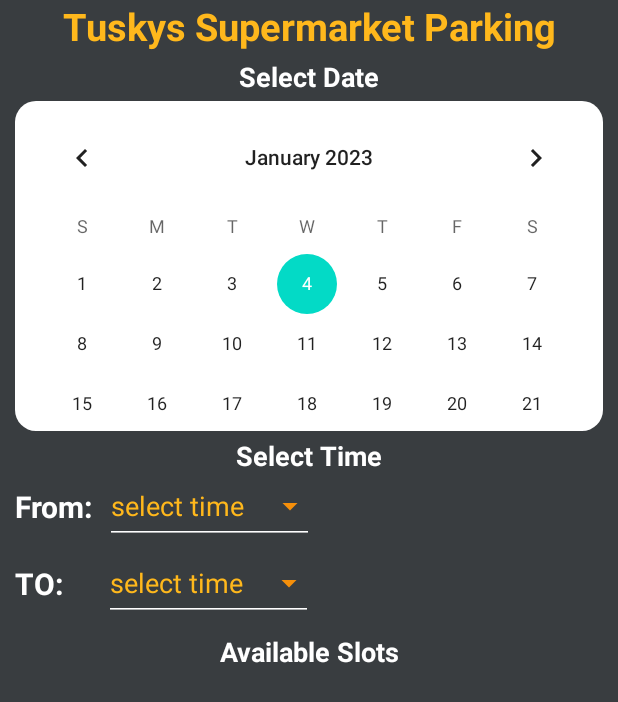
After one commit to johnkaizer/MParking, an Android app: the BookingActivity screen opened directly, with no data from a screen before it, on a phone screen of 412 x 824 dp. The commit adds this screen. Shown: the top 702 px of the screen. Run offline under Robolectric (Android 15) with nearby library versions, the phone set to English and light mode, and no system bars; Roboto replaces fonts that are not available here; 1 statement that could not run was skipped.

Commit message:
booking ui

```diff
--- a/app/src/main/AndroidManifest.xml
+++ b/app/src/main/AndroidManifest.xml
@@ -18,6 +18,11 @@
         android:theme="@style/Theme.DigiParking"
         tools:replace="android:icon,android:theme"
         tools:targetApi="31">
+        <activity
+            android:name=".BookingActivity"
+            android:exported="false"
+            android:theme="@style/Theme.DigiParking.NoActionBar"/>
+
         <meta-data
             android:name="com.google.android.geo.API_KEY"
             android:value="@string/googleApi" />
--- a/app/src/main/java/com/project/digiparking/Activities/CarParkDetailActivity.java
+++ b/app/src/main/java/com/project/digiparking/Activities/CarParkDetailActivity.java
@@ -6,21 +6,40 @@ import androidx.appcompat.widget.AppCompatButton;
 import android.content.Intent;
 import android.os.Bundle;
 import android.view.View;
+import android.widget.ImageView;
+import android.widget.TextView;
 
+import com.project.digiparking.Authentication.SignInActivity;
+import com.project.digiparking.BookingActivity;
+import com.project.digiparking.MainActivity;
 import com.project.digiparking.R;
 
 public class CarParkDetailActivity extends AppCompatActivity {
     AppCompatButton booking;
+    ImageView image;
+    TextView amount;
+    TextView name;
 
     @Override
     protected void onCreate(Bundle savedInstanceState) {
         super.onCreate(savedInstanceState);
         setContentView(R.layout.activity_car_park_detail);
+
         booking= findViewById(R.id.book);
+        image = findViewById(R.id.image_park);
+        amount = findViewById(R.id.amount);
+        name  = findViewById(R.id.parking_name);
+
+        //get values from recyclerview
+        name.setText(getIntent().getExtras().getString("title"));
+        amount.setText(getIntent().getExtras().getString("amount"));
+        Integer ImageUrl = getIntent().getIntExtra("image",0);
+        image.setImageResource(ImageUrl);
+
         booking.setOnClickListener(new View.OnClickListener() {
             @Override
             public void onClick(View v) {
-//                startActivity(new Intent(CarParkDetailActivity.this, MapsActivity.class));
+                startActivity(new Intent(CarParkDetailActivity.this, BookingActivity.class));
 
             }
         });
--- a/app/src/main/java/com/project/digiparking/Adapters/LocationAdapter.java
+++ b/app/src/main/java/com/project/digiparking/Adapters/LocationAdapter.java
@@ -1,5 +1,6 @@
 package com.project.digiparking.Adapters;
 
+import android.annotation.SuppressLint;
 import android.content.Context;
 import android.content.Intent;
 import android.view.LayoutInflater;
@@ -36,7 +37,7 @@ public class LocationAdapter extends RecyclerView.Adapter<LocationAdapter.ViewHo
     }
 
     @Override
-    public void onBindViewHolder(@NonNull LocationAdapter.ViewHolder holder, int position) {
+    public void onBindViewHolder(@NonNull LocationAdapter.ViewHolder holder, @SuppressLint("RecyclerView") int position) {
         holder.image.setImageResource(list.get(position).getImage());
         holder.amount.setText(list.get(position).getAmount());
         holder.name.setText(list.get(position).getName());
@@ -45,8 +46,9 @@ public class LocationAdapter extends RecyclerView.Adapter<LocationAdapter.ViewHo
             @Override
             public void onClick(View v) {
                 Intent intent = new Intent(context, CarParkDetailActivity.class);
-//                intent.putExtra("title",list.get(position).getDisease());
-//                intent.putExtra("amount",list.get(position).getAmount());
+                intent.putExtra("title",list.get(position).getName());
+                intent.putExtra("amount",list.get(position).getAmount());
+                intent.putExtra("image",list.get(position).getImage());
                 context.startActivity(intent);
 
             }
--- /dev/null
+++ b/app/src/main/java/com/project/digiparking/BookingActivity.java
@@ -0,0 +1,14 @@
+package com.project.digiparking;
+
+import androidx.appcompat.app.AppCompatActivity;
+
+import android.os.Bundle;
+
+public class BookingActivity extends AppCompatActivity {
+
+    @Override
+    protected void onCreate(Bundle savedInstanceState) {
+        super.onCreate(savedInstanceState);
+        setContentView(R.layout.activity_booking);
+    }
+}
--- a/app/src/main/java/com/project/digiparking/ui/home/HomeFragment.java
+++ b/app/src/main/java/com/project/digiparking/ui/home/HomeFragment.java
@@ -34,6 +34,7 @@ public class HomeFragment extends Fragment {
 
         binding = FragmentHomeBinding.inflate(inflater, container, false);
         View root = binding.getRoot();
+        //Image slider
         ImageSlider  imageSlider = root.findViewById(R.id.imageView2);
         ArrayList<SlideModel> slideModels = new ArrayList<>();
         slideModels.add(new SlideModel(R.drawable.park4, ScaleTypes.FIT));
--- /dev/null
+++ b/app/src/main/res/drawable/calendar_bg.xml
@@ -0,0 +1,5 @@
+<?xml version="1.0" encoding="utf-8"?>
+<shape xmlns:android="http://schemas.android.com/apk/res/android">
+    <corners android:radius="14dp"/>
+    <solid android:color="@color/white"/>
+</shape>
--- a/app/src/main/res/drawable/drop_down_24.xml
+++ b/app/src/main/res/drawable/drop_down_24.xml
@@ -1,4 +1,4 @@
-<vector android:height="24dp" android:tint="#F5F50A"
+<vector android:height="24dp" android:tint="#F58F0A"
     android:viewportHeight="24" android:viewportWidth="24"
     android:width="24dp" xmlns:android="http://schemas.android.com/apk/res/android">
     <path android:fillColor="@android:color/white" android:pathData="M7,10l5,5 5,-5z"/>
--- /dev/null
+++ b/app/src/main/res/layout/activity_booking.xml
@@ -0,0 +1,145 @@
+<?xml version="1.0" encoding="utf-8"?>
+<androidx.constraintlayout.widget.ConstraintLayout
+    xmlns:android="http://schemas.android.com/apk/res/android"
+    xmlns:app="http://schemas.android.com/apk/res-auto"
+    xmlns:tools="http://schemas.android.com/tools"
+    android:layout_width="match_parent"
+    android:layout_height="match_parent"
+    tools:context=".BookingActivity"
+    android:background="@color/grey"
+    android:orientation="vertical">
+
+    <TextView
+        android:id="@+id/place"
+        android:layout_width="match_parent"
+        android:layout_height="wrap_content"
+        android:text="Tuskys Supermarket Parking"
+        android:gravity="center_horizontal"
+        android:textColor="@color/yellow"
+        android:textSize="25sp"
+        android:textStyle="bold"
+        app:layout_constraintEnd_toEndOf="parent"
+        app:layout_constraintStart_toStartOf="parent"
+        app:layout_constraintTop_toTopOf="parent" />
+
+    <TextView
+        android:id="@+id/textView18"
+        android:layout_width="match_parent"
+        android:layout_height="wrap_content"
+        android:layout_marginTop="4dp"
+        android:gravity="center_horizontal"
+        android:text="Select Date"
+        android:textColor="@color/white"
+        android:textSize="18sp"
+        android:textStyle="bold"
+        app:layout_constraintEnd_toEndOf="parent"
+        app:layout_constraintStart_toStartOf="parent"
+        app:layout_constraintTop_toBottomOf="@+id/place" />
+
+    <androidx.appcompat.widget.LinearLayoutCompat
+        android:id="@+id/linearLayoutCompat"
+        android:layout_width="match_parent"
+        android:layout_height="220dp"
+        android:layout_marginStart="10dp"
+        android:layout_marginTop="4dp"
+        android:layout_marginEnd="10dp"
+        android:background="@drawable/calendar_bg"
+        app:layout_constraintEnd_toEndOf="parent"
+        app:layout_constraintHorizontal_bias="1.0"
+        app:layout_constraintStart_toStartOf="parent"
+        app:layout_constraintTop_toBottomOf="@+id/textView18">
+
+        <CalendarView
+            android:id="@+id/calendar_CV"
+            android:layout_width="match_parent"
+            android:layout_height="match_parent"
+            android:layout_marginTop="4dp"
+            android:backgroundTint="@color/white" />
+    </androidx.appcompat.widget.LinearLayoutCompat>
+
+    <TextView
+        android:id="@+id/textView21"
+        android:layout_width="match_parent"
+        android:layout_height="wrap_content"
+        android:layout_marginTop="4dp"
+        android:gravity="center_horizontal"
+        android:text="Select Time"
+        android:textColor="@color/white"
+        android:textSize="18sp"
+        android:textStyle="bold"
+        app:layout_constraintEnd_toEndOf="parent"
+        app:layout_constraintStart_toStartOf="parent"
+        app:layout_constraintTop_toBottomOf="@+id/linearLayoutCompat" />
+
+    <TextView
+        android:id="@+id/textView22"
+        android:layout_width="wrap_content"
+        android:layout_height="wrap_content"
+        android:layout_marginStart="10dp"
+        android:layout_marginTop="8dp"
+        android:text="From:"
+        android:textColor="@color/white"
+        android:textSize="20sp"
+        android:textStyle="bold"
+        app:layout_constraintStart_toStartOf="parent"
+        app:layout_constraintTop_toBottomOf="@+id/textView21" />
+
+    <EditText
+        android:id="@+id/park_time"
+        android:layout_width="wrap_content"
+        android:layout_height="50dp"
+        android:layout_marginStart="8dp"
+        android:backgroundTint="@color/white"
+        android:drawableEnd="@drawable/drop_down_24"
+        android:drawablePadding="14dp"
+        android:focusable="false"
+        android:hint="select time "
+        android:textColor="@color/white"
+        android:textColorHint="@color/yellow"
+        app:layout_constraintBottom_toBottomOf="@+id/textView22"
+        app:layout_constraintStart_toEndOf="@+id/textView22"
+        app:layout_constraintTop_toTopOf="@+id/textView22" />
+
+    <TextView
+        android:id="@+id/textViewTo"
+        android:layout_width="wrap_content"
+        android:layout_height="wrap_content"
+        android:layout_marginTop="24dp"
+        android:text="TO:"
+        android:textColor="@color/white"
+        android:textSize="20sp"
+        android:textStyle="bold"
+        app:layout_constraintStart_toStartOf="@+id/textView22"
+        app:layout_constraintTop_toBottomOf="@+id/textView22" />
+
+    <EditText
+        android:id="@+id/park_time1"
+        android:layout_width="wrap_content"
+        android:layout_height="50dp"
+        android:layout_marginStart="27dp"
+        android:backgroundTint="@color/white"
+        android:drawableEnd="@drawable/drop_down_24"
+        android:drawablePadding="14dp"
+        android:focusable="false"
+        android:hint="select time "
+        android:textColor="@color/white"
+        android:textColorHint="@color/yellow"
+        app:layout_constraintBottom_toBottomOf="@+id/textViewTo"
+        app:layout_constraintStart_toEndOf="@+id/textViewTo"
+        app:layout_constraintTop_toTopOf="@+id/textViewTo" />
+
+    <TextView
+        android:layout_width="match_parent"
+        android:layout_height="wrap_content"
+        android:layout_marginTop="8dp"
+        android:gravity="center_horizontal"
+        android:text="Available Slots"
+        android:textColor="@color/white"
+        android:textSize="18sp"
+        android:textStyle="bold"
+        app:layout_constraintEnd_toEndOf="parent"
+        app:layout_constraintStart_toStartOf="parent"
+        app:layout_constraintTop_toBottomOf="@+id/park_time1" />
+
+
+</androidx.constraintlayout.widget.ConstraintLayout>
--- a/app/src/main/res/layout/fragment_home.xml
+++ b/app/src/main/res/layout/fragment_home.xml
@@ -35,9 +35,9 @@
                     android:id="@+id/imageView2"
                     android:layout_width="match_parent"
                     android:layout_height="170dp"
-                    app:iss_period="2000"
+                    app:iss_period="1000"
                     app:iss_auto_cycle="true"
-                    app:iss_delay="2000"
+                    app:iss_delay="1000"
                     app:iss_corner_radius="20"
                    android:background="@color/white"
                     app:layout_constraintEnd_toEndOf="parent"
--- a/app/src/main/res/layout/nav_header_main.xml
+++ b/app/src/main/res/layout/nav_header_main.xml
@@ -18,36 +18,10 @@
         android:id="@+id/imageView"
         android:layout_width="100dp"
         android:layout_height="80dp"
-        android:layout_marginStart="8dp"
+        android:layout_marginStart="4dp"
         android:contentDescription="@string/nav_header_desc"
         android:paddingTop="@dimen/nav_header_vertical_spacing"
         app:layout_constraintStart_toStartOf="parent"
         app:layout_constraintTop_toTopOf="parent"
-        app:srcCompat="@drawable/car_24" />
-
-    <TextView
-        android:id="@+id/name"
-        android:layout_width="match_parent"
-        android:layout_height="wrap_content"
-        android:layout_marginTop="4dp"
-        android:layout_marginEnd="16dp"
-        android:paddingTop="@dimen/nav_header_vertical_spacing"
-        android:text="John Doe"
-        android:textAppearance="@style/TextAppearance.AppCompat.Body1"
-        android:textColor="@color/yellow"
-        android:textSize="16sp"
-        app:layout_constraintEnd_toEndOf="parent"
-        app:layout_constraintStart_toStartOf="@+id/imageView"
-        app:layout_constraintTop_toBottomOf="@+id/imageView" />
-
-    <TextView
-        android:id="@+id/email"
-        android:layout_width="wrap_content"
-        android:layout_height="wrap_content"
-        android:layout_marginTop="4dp"
-        android:text="johndoe@gmail.com"
-        android:textColor="@color/yellow"
-        android:textSize="16sp"
-        app:layout_constraintStart_toStartOf="@+id/name"
-        app:layout_constraintTop_toBottomOf="@+id/name" />
+        app:srcCompat="@drawable/icon" />
 </androidx.constraintlayout.widget.ConstraintLayout>
```
